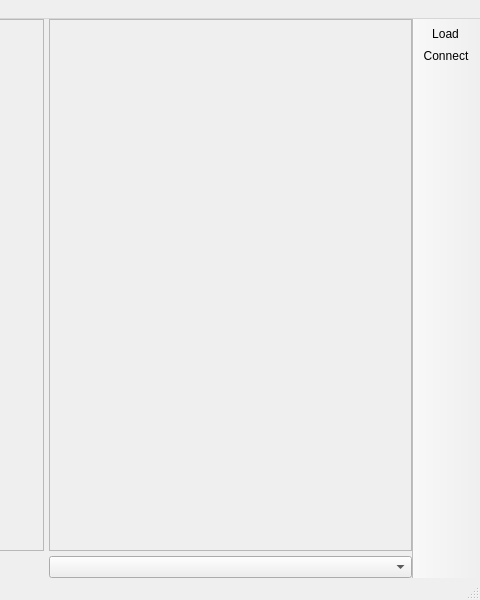
The window that qcMainWindow.ui (utkarshayachit/QuickContour) describes before a commit, drawn with Qt 5; both pictures show x 320 to 800 and y 0 to 600 of the 800 by 600 pixel window.
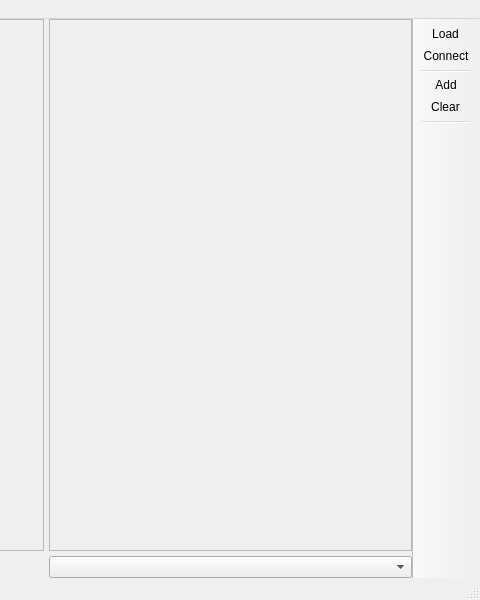
The same window after the commit. Custom widgets are drawn as their Qt base class.

```diff
--- a/qcMainWindow.ui
+++ b/qcMainWindow.ui
@@ -91,6 +91,10 @@
    </attribute>
    <addaction name="actionLoad"/>
    <addaction name="actionConnect"/>
+   <addaction name="separator"/>
+   <addaction name="actionAdd"/>
+   <addaction name="actionClear"/>
+   <addaction name="separator"/>
   </widget>
   <action name="actionLoad">
    <property name="text">
@@ -119,6 +123,16 @@
     <string>Ctrl+K</string>
    </property>
   </action>
+  <action name="actionClear">
+   <property name="text">
+    <string>Clear</string>
+   </property>
+  </action>
+  <action name="actionAdd">
+   <property name="text">
+    <string>Add</string>
+   </property>
+  </action>
  </widget>
  <customwidgets>
   <customwidget>
```
